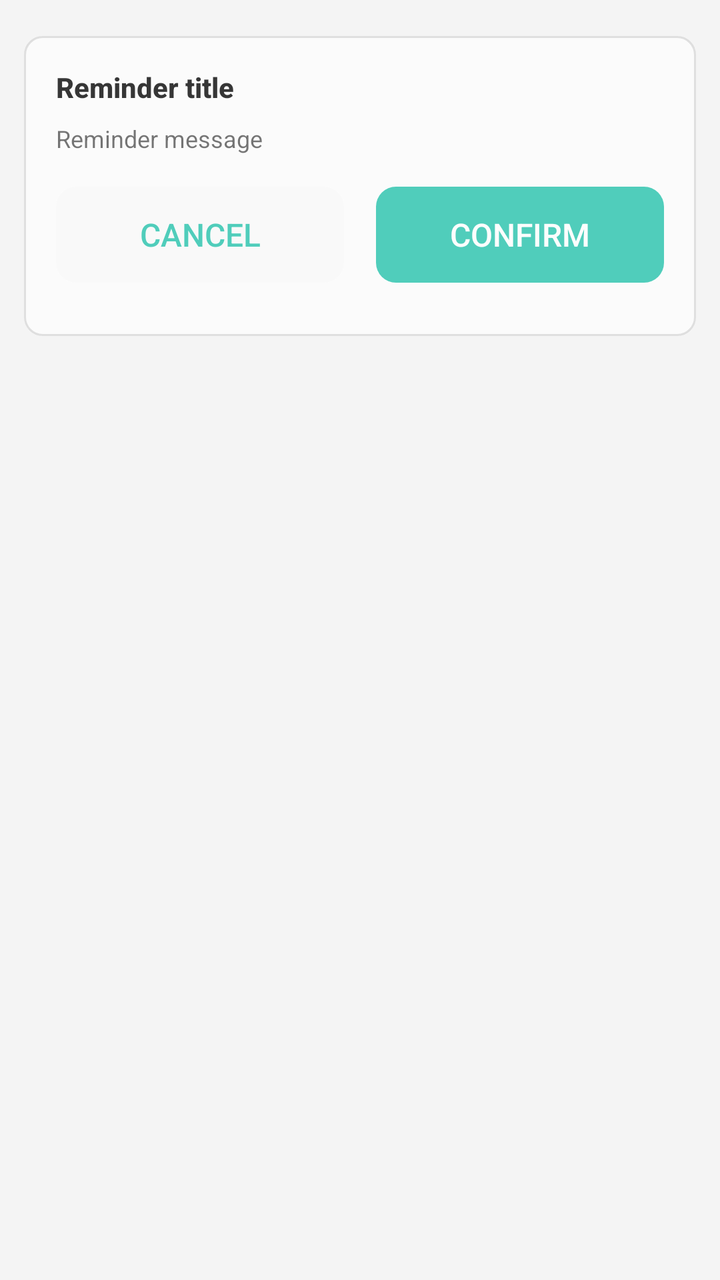
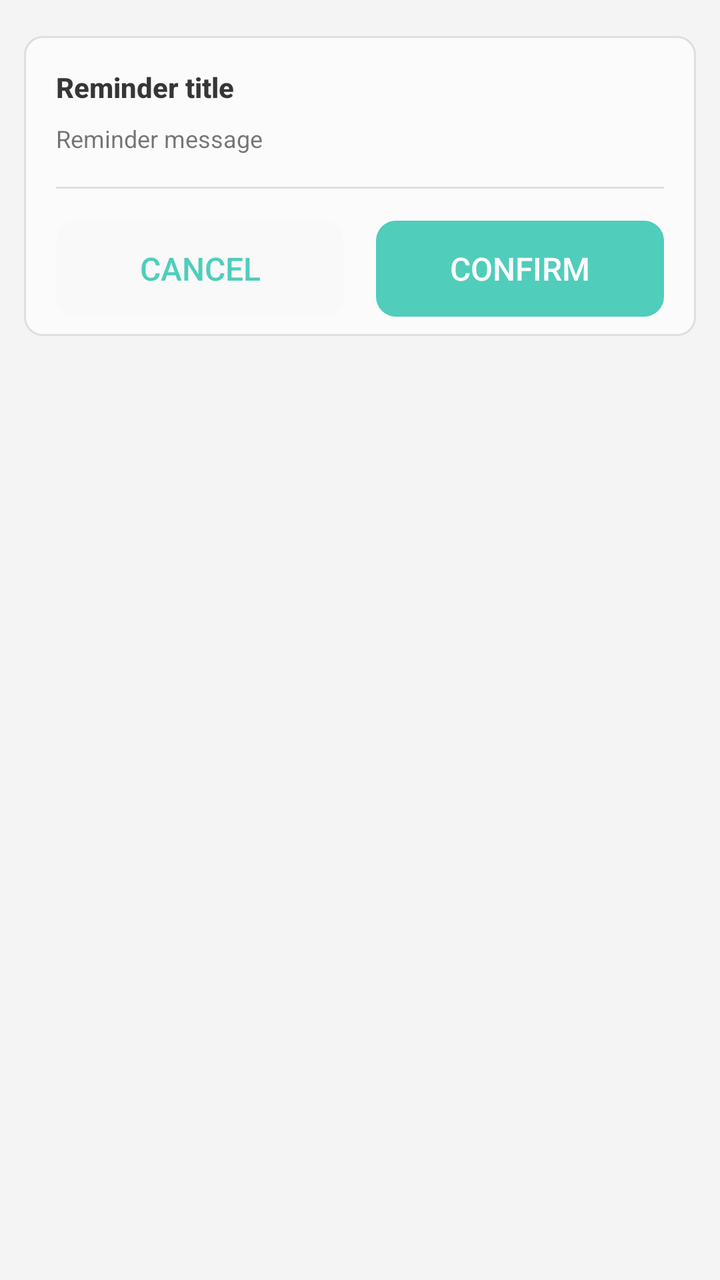

Before-and-after screenshots of an Android layout around one commit, followed by the original layout XML and the change that was made.
<!-- AndroidManifest.xml: application theme AppTheme -->
<!-- res/layout/dialog_confirm.xml -->
<?xml version="1.0" encoding="utf-8"?>
<ScrollView
    xmlns:android="http://schemas.android.com/apk/res/android"
    android:overScrollMode="never"
    android:layout_width="match_parent"
    android:layout_height="match_parent">

    <LinearLayout
        android:layout_width="match_parent"
        android:layout_height="wrap_content"
        android:orientation="vertical"
        android:padding="12dp">

        <LinearLayout
            android:alpha="0.9"
            android:layout_width="match_parent"
            android:layout_height="wrap_content"
            android:minHeight="150dp"
            android:layout_marginTop="6dp"
            android:background="@drawable/krscript_item_ripple_kon"
            android:orientation="vertical">

            <TextView
                android:id="@+id/confirm_title"
                android:breakStrategy="simple"
                style="@style/dialogTitle"
                android:text="@string/confirm_title" />
            <TextView
                android:id="@+id/confirm_message"
                android:breakStrategy="simple"
                style="@style/dialogDesc"
                android:text="@string/confirm_message" />

            <FrameLayout
                android:id="@+id/confirm_custom_view"
                android:layout_width="match_parent"
                android:layout_height="wrap_content" />

            <LinearLayout
                android:layout_marginTop="16dp"
                android:layout_marginHorizontal="16dp"
                android:orientation="horizontal"
                android:layout_width="match_parent"
                android:layout_height="wrap_content">

                <Button
                    android:id="@+id/btn_cancel"
                    style="@style/dialogCancelBtn"
                    android:text="@string/btn_cancel">
                </Button>
                <Button
                    android:id="@+id/btn_confirm"
                    style="@style/dialogConfirmBtn"
                    android:text="@string/btn_confirm">
                </Button>
            </LinearLayout>
        </LinearLayout>

    </LinearLayout>
</ScrollView>
<!-- resources referenced by this layout -->
<resources>
  <string name="btn_cancel">Cancel</string>
  <string name="btn_confirm">Confirm</string>
  <string name="confirm_message">Reminder message</string>
  <string name="confirm_title">Reminder title</string>
  <style name="dialogCancelBtn" parent="dialogLargeBtn">
          <item name="android:layout_marginStart">0dp</item>
          <item name="android:background">@drawable/btn_bg_large_secondary</item>
      </style>
  <style name="dialogConfirmBtn" parent="dialogLargeBtn">
          <item name="android:textColor">#FFFFFF</item>
          <item name="android:background">@drawable/btn_bg_large</item>
      </style>
  <style name="dialogDesc" parent="@style/textSmall">
          <item name="android:paddingStart">16dp</item>
          <item name="android:paddingEnd">16dp</item>
          <item name="android:paddingTop">8dp</item>
          <item name="android:layout_width">match_parent</item>
          <item name="android:layout_height">wrap_content</item>
      </style>
  <style name="dialogTitle" parent="@style/textTitle">
          <item name="android:paddingStart">16dp</item>
          <item name="android:paddingEnd">16dp</item>
          <item name="android:paddingTop">16dp</item>
          <item name="android:layout_width">match_parent</item>
          <item name="android:layout_height">wrap_content</item>
      </style>
  <!-- drawable btn_bg_large (drawable) -->
  <?xml version="1.0" encoding="utf-8"?>
  <selector xmlns:android="http://schemas.android.com/apk/res/android">
      <item android:drawable="@drawable/btn_bg_active_large" android:state_pressed="true" />
      <item android:drawable="@drawable/btn_bg_disabled_large" android:state_enabled="false" />
      <item android:drawable="@drawable/btn_bg_inactive_large" />
  </selector>
  <style name="textSmall">
          <item name="android:textColor">?android:attr/textColorSecondary</item>
          <item name="android:textSize">12sp</item>
      </style>
  <style name="textTitle">
          <item name="android:textColor">?android:attr/textColorPrimary</item>
          <item name="android:textStyle">bold</item>
          <item name="android:textSize">14dp</item>
      </style>
  <color name="colorPrimary">#64CDB6</color>
  <color name="colorPrimaryDark">#30C7B6</color>
  <color name="colorAccent">#0dbda2</color>
  <color name="colorParseDark">#20605f5f</color>
  <color name="colorPirmDark">#20000000</color>
  <color name="status_bg_light">@android:color/white</color>
  <color name="window_bg_light">#f4f4f4</color>
  <color name="cardBgLight">#CCFFFFFF</color>
  <!-- drawable seekbar_thumb (drawable) -->
  <?xml version="1.0" encoding="utf-8"?>
  <shape xmlns:android="http://schemas.android.com/apk/res/android">
      <solid android:color="@android:color/transparent" />
      <corners android:radius="10dp" />
      <size
          android:width="12dp"
          android:height="12dp" />
  </shape>
  <!-- drawable switch_track_disabled (drawable) -->
  <?xml version="1.0" encoding="utf-8"?>
  <shape xmlns:android="http://schemas.android.com/apk/res/android">
      <solid android:color="#22888888" />
      <corners android:radius="10dp" />
      <size android:width="66dp" android:height="20dp" />
  </shape>
  <!-- drawable switch_track_open (drawable) -->
  <?xml version="1.0" encoding="utf-8"?>
  <shape xmlns:android="http://schemas.android.com/apk/res/android">
      <solid android:color="?android:colorAccent" />
      <corners android:radius="10dp" />
      <size android:width="66dp" android:height="20dp" />
  </shape>
  <!-- drawable switch_track_close (drawable) -->
  <?xml version="1.0" encoding="utf-8"?>
  <shape xmlns:android="http://schemas.android.com/apk/res/android">
      <solid android:color="#44888888" />
      <corners android:radius="10dp" />
      <size android:width="66dp" android:height="20dp" />
  </shape>
  <!-- unchanged entries left out for length: 17 -->
</resources>

<!-- the commit's change to res/layout/dialog_confirm.xml (unified diff, before → after) -->
@@ -36,6 +36,14 @@
                 android:layout_width="match_parent"
                 android:layout_height="wrap_content" />
 
+            
+            <View
+                android:layout_width="match_parent"
+                android:layout_height="1dp"
+                android:layout_marginHorizontal="16dp"
+                android:layout_marginTop="16dp"
+                android:background="?android:attr/listDivider" />
+
             <LinearLayout
                 android:layout_marginTop="16dp"
                 android:layout_marginHorizontal="16dp"
